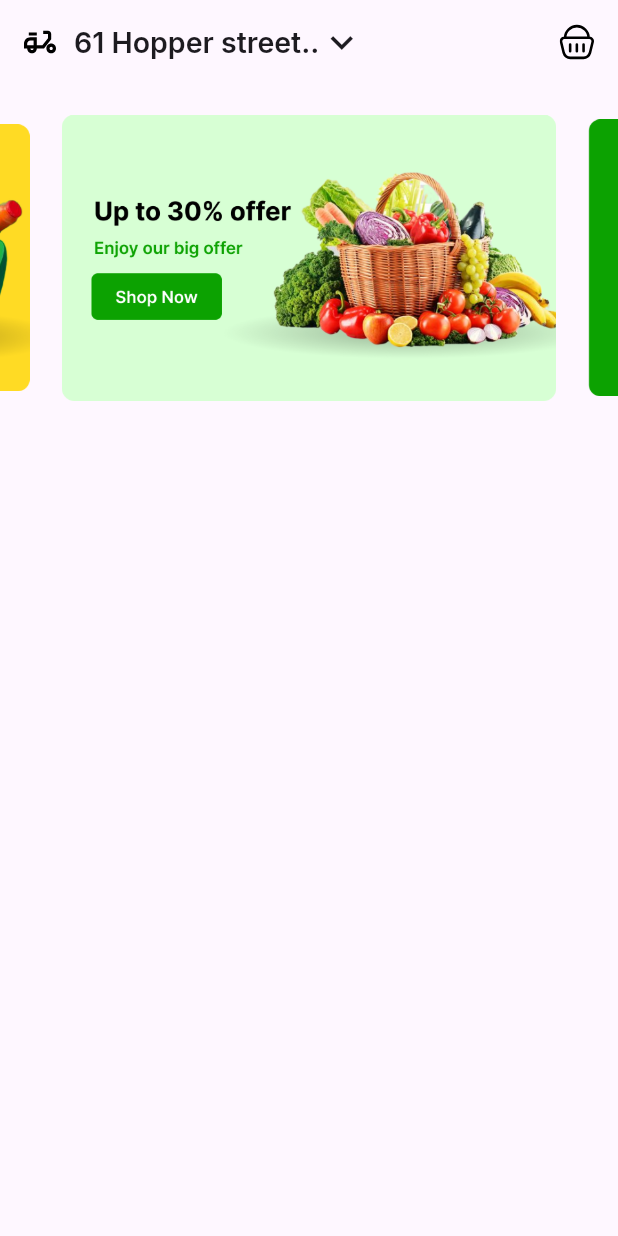
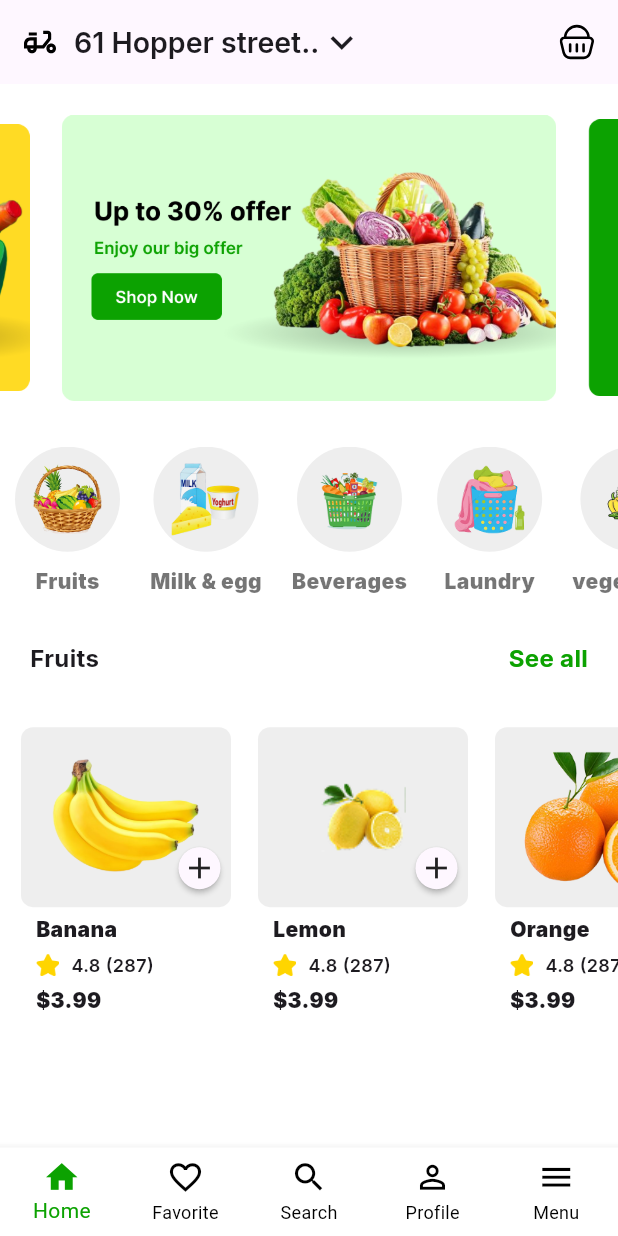
Before and after one commit to ZiadAlaa955/grabber_grocery_app, a Flutter app: the screen it shows after launch, on a phone screen of 412 x 824 dp. Run offline on Flutter 3.47's test engine with Material 3 defaults, Android fonts, the light colour scheme and no system bars; drawn by our look-alikes of carousel_slider; our stand-ins replace flutter_svg, go_router, google_fonts.

Commit message:
finish home view

```diff
--- /dev/null
+++ b/lib/Models/category_model.dart
@@ -0,0 +1,9 @@
+class CategoryModel {
+  final String image;
+  final String title;
+
+  CategoryModel({
+    required this.image,
+    required this.title,
+  });
+}
--- /dev/null
+++ b/lib/Models/product_model.dart
@@ -0,0 +1,9 @@
+class ProductModel {
+  final String image;
+  final String name;
+
+  ProductModel({
+    required this.image,
+    required this.name,
+  });
+}
--- /dev/null
+++ b/lib/Utils/app_colors.dart
@@ -0,0 +1,5 @@
+import 'package:flutter/material.dart';
+
+class AppColors {
+  static const Color primaryColor = Color(0xFF0CA201);
+}
--- a/lib/app_router.dart
+++ b/lib/Utils/app_router.dart
@@ -14,7 +14,7 @@ class AppRouter {
       // ),
       GoRoute(
         path: homeView,
-        builder: (context, state) => const HomeView(),
+        builder: (context, state) => HomeView(),
       ),
     ],
   );
--- a/lib/Views/home_view.dart
+++ b/lib/Views/home_view.dart
@@ -1,16 +1,14 @@
-import 'package:carousel_slider/carousel_slider.dart';
 import 'package:flutter/material.dart';
+import 'package:google_fonts/google_fonts.dart';
+import 'package:grabber_grocery_app/Utils/app_colors.dart';
 import 'package:grabber_grocery_app/Widgets/app_bar_row.dart';
+import 'package:grabber_grocery_app/Widgets/home_category_listview_builder.dart';
+import 'package:grabber_grocery_app/Widgets/home_products_listview_builder.dart';
 import 'package:grabber_grocery_app/Widgets/homw_carousel_slider_builder.dart';
+import 'package:grabber_grocery_app/Widgets/navigation_bar.dart';
 
 class HomeView extends StatelessWidget {
   const HomeView({super.key});
-
-  final List<String> sliders = const [
-    'assets/images/sliders/Slider 1.png',
-    'assets/images/sliders/Slider 2.png',
-    'assets/images/sliders/Slider 3.png',
-  ];
 
   @override
   Widget build(BuildContext context) {
@@ -18,11 +16,52 @@ class HomeView extends StatelessWidget {
       appBar: AppBar(
         title: const AppBarRow(),
       ),
-      body: Column(
+      body: Stack(
+        alignment: AlignmentDirectional.bottomStart,
         children: [
-          HomeCarousleSliderBuilder(sliders: sliders),
+          Column(
+            children: [
+              const HomeCarousleSliderBuilder(),
+              const SizedBox(height: 10),
+              SizedBox(
+                height: 100,
+                child: HomeCategoryListViewBuilder(),
+              ),
+              const SizedBox(height: 30),
+              Row(
+                children: [
+                  const SizedBox(width: 20),
+                  Text(
+                    'Fruits',
+                    style: TextStyle(
+                      fontFamily: GoogleFonts.inter().fontFamily,
+                      fontWeight: FontWeight.w700,
+                      fontSize: 16,
+                    ),
+                  ),
+                  const Spacer(),
+                  Text(
+                    'See all',
+                    style: TextStyle(
+                      color: AppColors.primaryColor,
+                      fontFamily: GoogleFonts.inter().fontFamily,
+                      fontWeight: FontWeight.w700,
+                      fontSize: 16,
+                    ),
+                  ),
+                  const SizedBox(width: 20),
+                ],
+              ),
+              const SizedBox(height: 30),
+              Expanded(
+                child: HomeProductsListviewBuilder(),
+              ),
+            ],
+          ),
+          //  const BasketBar(),
         ],
       ),
+      bottomNavigationBar: const CustomNavigationBar(),
     );
   }
 }
--- a/lib/Views/splash_view.dart
+++ b/lib/Views/splash_view.dart
@@ -1,7 +1,7 @@
 import 'package:flutter/material.dart';
 import 'package:flutter_svg/flutter_svg.dart';
 import 'package:go_router/go_router.dart';
-import 'package:grabber_grocery_app/app_router.dart';
+import 'package:grabber_grocery_app/Utils/app_router.dart';
 
 class SplashView extends StatefulWidget {
   const SplashView({super.key});
--- /dev/null
+++ b/lib/Widgets/category_item.dart
@@ -0,0 +1,45 @@
+import 'package:flutter/material.dart';
+import 'package:google_fonts/google_fonts.dart';
+import 'package:grabber_grocery_app/Models/category_model.dart';
+
+class CategoryItem extends StatelessWidget {
+  const CategoryItem({super.key, required this.categoryModel});
+
+  final CategoryModel categoryModel;
+
+  @override
+  Widget build(BuildContext context) {
+    return Padding(
+      padding: const EdgeInsets.symmetric(horizontal: 10),
+      child: Column(
+        children: [
+          Container(
+            decoration: BoxDecoration(
+              color: Colors.grey.shade200,
+              borderRadius: BorderRadius.circular(50),
+            ),
+            width: 70,
+            height: 70,
+            child: Padding(
+              padding: const EdgeInsets.all(8.0),
+              child: Image(
+                image: AssetImage(categoryModel.image),
+                height: 60,
+                width: 60,
+              ),
+            ),
+          ),
+          const SizedBox(height: 10),
+          Text(
+            categoryModel.title,
+            style: TextStyle(
+              fontFamily: GoogleFonts.inter().fontFamily,
+              fontWeight: FontWeight.w900,
+              color: Colors.black54,
+            ),
+          ),
+        ],
+      ),
+    );
+  }
+}
--- /dev/null
+++ b/lib/Widgets/home_category_listview_builder.dart
@@ -0,0 +1,43 @@
+import 'package:flutter/material.dart';
+import 'package:grabber_grocery_app/Models/category_model.dart';
+import 'package:grabber_grocery_app/Widgets/category_item.dart';
+
+class HomeCategoryListViewBuilder extends StatelessWidget {
+  HomeCategoryListViewBuilder({super.key});
+
+  final List<CategoryModel> categories = [
+    CategoryModel(
+      image: 'assets/images/categories/fruits.png',
+      title: 'Fruits',
+    ),
+    CategoryModel(
+      image: 'assets/images/categories/Milk & egg.png',
+      title: 'Milk & egg',
+    ),
+    CategoryModel(
+      image: 'assets/images/categories/Beverages.png',
+      title: 'Beverages',
+    ),
+    CategoryModel(
+      image: 'assets/images/categories/Laundry.png',
+      title: 'Laundry',
+    ),
+    CategoryModel(
+      image: 'assets/images/categories/vegetables.png',
+      title: 'vegetables',
+    ),
+  ];
+
+  @override
+  Widget build(BuildContext context) {
+    return ListView.builder(
+      scrollDirection: Axis.horizontal,
+      itemCount: categories.length,
+      itemBuilder: (context, index) {
+        return CategoryItem(
+          categoryModel: categories[index],
+        );
+      },
+    );
+  }
+}
--- /dev/null
+++ b/lib/Widgets/home_products_card.dart
@@ -0,0 +1,31 @@
+import 'package:flutter/material.dart';
+import 'package:grabber_grocery_app/Models/product_model.dart';
+import 'package:grabber_grocery_app/Widgets/product_details.dart';
+import 'package:grabber_grocery_app/Widgets/product_image_stack.dart';
+
+class HomeProductsCard extends StatelessWidget {
+  const HomeProductsCard({
+    super.key,
+    required this.productModel,
+  });
+
+  final ProductModel productModel;
+
+  @override
+  Widget build(BuildContext context) {
+    return Padding(
+      padding: const EdgeInsets.only(left: 10),
+      child: Card(
+        color: Colors.white,
+        elevation: 0,
+        child: Column(
+          crossAxisAlignment: CrossAxisAlignment.start,
+          children: [
+            ProductImageStack(productModel: productModel),
+            ProductDetails(productModel: productModel),
+          ],
+        ),
+      ),
+    );
+  }
+}
--- /dev/null
+++ b/lib/Widgets/home_products_listview_builder.dart
@@ -0,0 +1,43 @@
+import 'package:flutter/material.dart';
+import 'package:grabber_grocery_app/Models/product_model.dart';
+import 'package:grabber_grocery_app/Widgets/home_products_card.dart';
+
+class HomeProductsListviewBuilder extends StatelessWidget {
+  HomeProductsListviewBuilder({super.key});
+
+  final List<ProductModel> products = [
+    ProductModel(
+      image: 'assets/images/products/Banana.png',
+      name: 'Banana',
+    ),
+    ProductModel(
+      image: 'assets/images/products/lemon.png',
+      name: 'Lemon',
+    ),
+    ProductModel(
+      image: 'assets/images/products/Orange.png',
+      name: 'Orange',
+    ),
+    ProductModel(
+      image: 'assets/images/products/Pepper.png',
+      name: 'Pepper',
+    ),
+    ProductModel(
+      image: 'assets/images/products/purex.png',
+      name: 'purex',
+    ),
+  ];
+
+  @override
+  Widget build(BuildContext context) {
+    return ListView.builder(
+      scrollDirection: Axis.horizontal,
+      itemCount: products.length,
+      itemBuilder: (context, index) {
+        return HomeProductsCard(
+          productModel: products[index],
+        );
+      },
+    );
+  }
+}
--- a/lib/Widgets/homw_carousel_slider_builder.dart
+++ b/lib/Widgets/homw_carousel_slider_builder.dart
@@ -2,9 +2,13 @@ import 'package:carousel_slider/carousel_slider.dart';
 import 'package:flutter/material.dart';
 
 class HomeCarousleSliderBuilder extends StatelessWidget {
-  const HomeCarousleSliderBuilder({super.key, required this.sliders});
+  const HomeCarousleSliderBuilder({super.key});
 
-  final List<String> sliders;
+  final List<String> sliders = const [
+    'assets/images/sliders/Slider 1.png',
+    'assets/images/sliders/Slider 2.png',
+    'assets/images/sliders/Slider 3.png',
+  ];
 
   @override
   Widget build(BuildContext context) {
--- /dev/null
+++ b/lib/Widgets/navigation_bar.dart
@@ -0,0 +1,40 @@
+import 'package:flutter/material.dart';
+import 'package:grabber_grocery_app/Utils/app_colors.dart';
+
+class CustomNavigationBar extends StatelessWidget {
+  const CustomNavigationBar({super.key});
+
+  @override
+  Widget build(BuildContext context) {
+    return BottomNavigationBar(
+      type: BottomNavigationBarType.fixed,
+      backgroundColor: Colors.white,
+      elevation: 5,
+      selectedItemColor: AppColors.primaryColor,
+      unselectedItemColor: Colors.black,
+      iconSize: 25,
+      items: const [
+        BottomNavigationBarItem(
+          icon: Icon(Icons.home),
+          label: 'Home',
+        ),
+        BottomNavigationBarItem(
+          icon: Icon(Icons.favorite_outline),
+          label: 'Favorite',
+        ),
+        BottomNavigationBarItem(
+          icon: Icon(Icons.search_outlined),
+          label: 'Search',
+        ),
+        BottomNavigationBarItem(
+          icon: Icon(Icons.person_outline),
+          label: 'Profile',
+        ),
+        BottomNavigationBarItem(
+          icon: Icon(Icons.menu),
+          label: 'Menu',
+        ),
+      ],
+    );
+  }
+}
--- /dev/null
+++ b/lib/Widgets/product_details.dart
@@ -0,0 +1,55 @@
+import 'package:flutter/material.dart';
+import 'package:google_fonts/google_fonts.dart';
+import 'package:grabber_grocery_app/Models/product_model.dart';
+
+class ProductDetails extends StatelessWidget {
+  const ProductDetails({super.key, required this.productModel});
+
+  final ProductModel productModel;
+
+  @override
+  Widget build(BuildContext context) {
+    return Padding(
+      padding: const EdgeInsets.only(left: 10, top: 5),
+      child: Column(
+        crossAxisAlignment: CrossAxisAlignment.start,
+        children: [
+          Text(
+            productModel.name,
+            style: TextStyle(
+              fontFamily: GoogleFonts.inter().fontFamily,
+              fontWeight: FontWeight.w900,
+            ),
+          ),
+          const SizedBox(height: 5),
+          Row(
+            mainAxisSize: MainAxisSize.min,
+            children: [
+              const Image(
+                image: AssetImage('assets/images/icons/star.png'),
+                height: 15,
+              ),
+              const SizedBox(width: 8),
+              Text(
+                '4.8 (287)',
+                style: TextStyle(
+                  fontFamily: GoogleFonts.inter().fontFamily,
+                  fontWeight: FontWeight.w600,
+                  fontSize: 12,
+                ),
+              ),
+            ],
+          ),
+          const SizedBox(height: 5),
+          Text(
+            '\$3.99',
+            style: TextStyle(
+              fontFamily: GoogleFonts.inter().fontFamily,
+              fontWeight: FontWeight.w900,
+            ),
+          ),
+        ],
+      ),
+    );
+  }
+}
--- /dev/null
+++ b/lib/Widgets/product_image_stack.dart
@@ -0,0 +1,49 @@
+import 'package:flutter/material.dart';
+import 'package:grabber_grocery_app/Models/product_model.dart';
+import 'package:grabber_grocery_app/Utils/app_colors.dart';
+
+class ProductImageStack extends StatelessWidget {
+  const ProductImageStack({super.key, required this.productModel});
+
+  final ProductModel productModel;
+
+  @override
+  Widget build(BuildContext context) {
+    return Stack(
+      children: [
+        Container(
+          width: 140,
+          height: 120,
+          decoration: BoxDecoration(
+            color: Colors.grey.shade200,
+            borderRadius: BorderRadius.circular(8),
+          ),
+          child: Padding(
+            padding: const EdgeInsets.all(15),
+            child: Image(
+              image: AssetImage(productModel.image),
+            ),
+          ),
+        ),
+        Positioned(
+          left: 105,
+          top: 80,
+          child: GestureDetector(
+            onTap: () {},
+            child: Material(
+              elevation: 1.5,
+              borderRadius: BorderRadius.circular(50),
+              child: Padding(
+                padding: const EdgeInsets.all(2),
+                child: GestureDetector(
+                  onTap: () {},
+                  child: const Icon(Icons.add),
+                ),
+              ),
+            ),
+          ),
+        ),
+      ],
+    );
+  }
+}
--- /dev/null
+++ b/lib/Widgets/view_baskeet_bar.dart
@@ -0,0 +1,70 @@
+import 'package:flutter/material.dart';
+import 'package:flutter_svg/svg.dart';
+import 'package:google_fonts/google_fonts.dart';
+import 'package:grabber_grocery_app/Utils/app_colors.dart';
+
+class BasketBar extends StatelessWidget {
+  const BasketBar({super.key});
+
+  @override
+  Widget build(BuildContext context) {
+    return Padding(
+      padding: const EdgeInsets.all(10),
+      child: Container(
+        decoration: BoxDecoration(
+          color: AppColors.primaryColor,
+          borderRadius: BorderRadius.circular(7),
+        ),
+        child: Padding(
+          padding: const EdgeInsets.symmetric(horizontal: 25, vertical: 15),
+          child: Row(
+            mainAxisAlignment: MainAxisAlignment.end,
+            children: [
+              CircleAvatar(
+                backgroundColor: Colors.grey.shade200,
+                child: Padding(
+                  padding: const EdgeInsets.all(5),
+                  child: Image.asset(
+                    'assets/images/products/Banana.png',
+                  ),
+                ),
+              ),
+              const SizedBox(width: 6),
+              CircleAvatar(
+                backgroundColor: Colors.grey.shade200,
+                child: Padding(
+                  padding: const EdgeInsets.all(5),
+                  child: Image.asset(
+                    'assets/images/products/lemon.png',
+                  ),
+                ),
+              ),
+              const SizedBox(
+                height: 30,
+                child: VerticalDivider(
+                  color: Colors.white,
+                  thickness: 1,
+                ),
+              ),
+              Text(
+                'View Basket',
+                style: TextStyle(
+                  color: Colors.white,
+                  fontFamily: GoogleFonts.inter().fontFamily,
+                  fontWeight: FontWeight.w900,
+                  fontSize: 16,
+                ),
+              ),
+              const SizedBox(width: 10),
+              SvgPicture.asset(
+                height: 23,
+                'assets/images/icons/basket.svg',
+                color: Colors.white,
+              ),
+            ],
+          ),
+        ),
+      ),
+    );
+  }
+}
--- a/lib/main.dart
+++ b/lib/main.dart
@@ -1,5 +1,5 @@
 import 'package:flutter/material.dart';
-import 'package:grabber_grocery_app/app_router.dart';
+import 'package:grabber_grocery_app/Utils/app_router.dart';
 
 void main() {
   runApp(const GrabberApp());
@@ -13,6 +13,10 @@ class GrabberApp extends StatelessWidget {
     return MaterialApp.router(
       debugShowCheckedModeBanner: false,
       routerConfig: AppRouter().router,
+      theme: ThemeData(
+        useMaterial3: true,
+        scaffoldBackgroundColor: Colors.white,
+      ),
     );
   }
 }
```
Also changed, not shown: assets/images/categories/vegetables.png (renamed from assets/images/products/vegetables.png), assets/images/icons/star.png (added).
